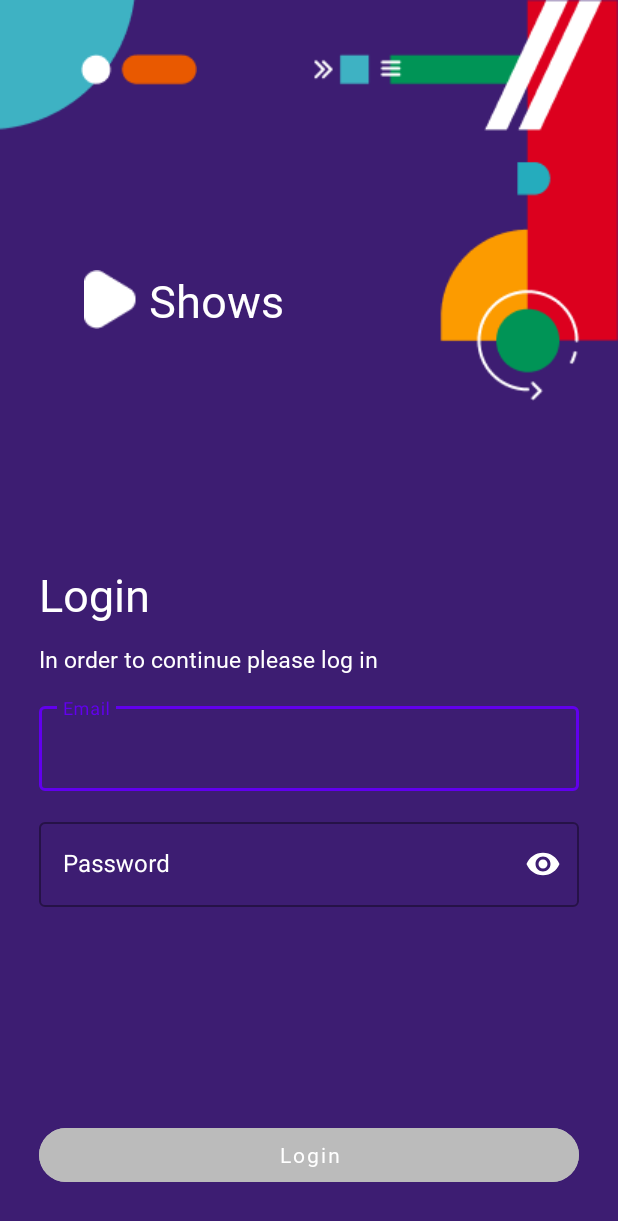
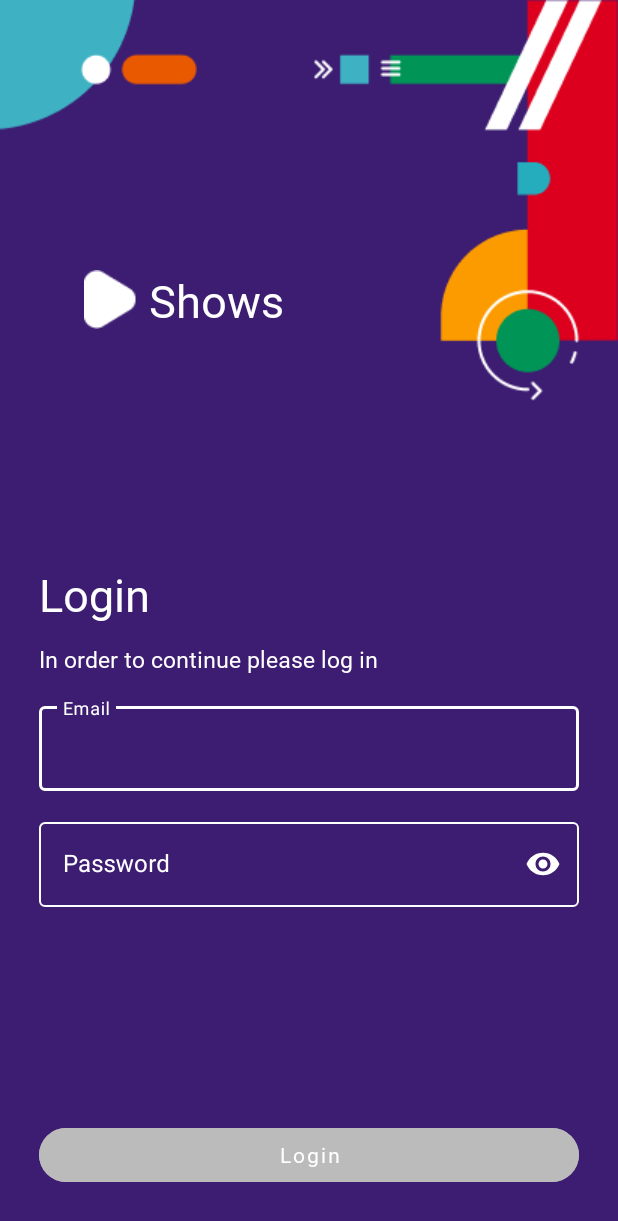
Before and after one commit to matic-toni/isa-shows-app-matic-toni, an Android app: the screen it shows after launch (LoginActivity), on a phone screen of 412 x 824 dp. Shown: the top 1221 px of the screen. Run offline under Robolectric (Android 15) with nearby library versions, the phone set to English and light mode, and no system bars.

Commit message:
Added constant for minimal password length, added color to text box, renamed object

```diff
--- a/app/src/main/java/com/example/shows_tonimatic/LoginActivity.kt
+++ b/app/src/main/java/com/example/shows_tonimatic/LoginActivity.kt
@@ -9,6 +9,10 @@ import com.example.shows_tonimatic.databinding.ActivityLoginBinding
 import com.google.android.material.textfield.TextInputLayout
 
 class LoginActivity : AppCompatActivity() {
+
+    companion object {
+        const val MIN_PASS_LENGTH = 6
+    }
 
     private lateinit var binding : ActivityLoginBinding
 
@@ -32,15 +36,15 @@ class LoginActivity : AppCompatActivity() {
         }
     }
 
-    private fun initEmailAndPassword(obj: TextInputLayout) {
+    private fun initEmailAndPassword(inputLayout: TextInputLayout) {
         val emailEdit = binding.emailEdit.editText
         val passwordEdit = binding.passwordEdit.editText
 
-        obj.editText?.addTextChangedListener {
+        inputLayout.editText?.addTextChangedListener {
             val email = emailEdit?.text.toString()
             val password = passwordEdit?.text.toString()
 
-            if (email.isEmpty() || password.length < 6) {
+            if (email.isEmpty() || password.length < MIN_PASS_LENGTH) {
                 binding.loginButton.isEnabled = false
                 binding.loginButton.setBackgroundColor(Color.parseColor("#BBBBBB"))
                 binding.loginButton.setTextColor(Color.WHITE)
--- /dev/null
+++ b/app/src/main/res/color/selector_input_box.xml
@@ -0,0 +1,6 @@
+<?xml version="1.0" encoding="utf-8"?>
+<selector xmlns:android="http://schemas.android.com/apk/res/android">
+    <item android:color="@color/white" android:state_focused="true" />
+    <item android:color="@color/white" android:state_hovered="true" />
+    <item android:color="@color/white" />
+</selector>
--- a/app/src/main/res/layout/activity_login.xml
+++ b/app/src/main/res/layout/activity_login.xml
@@ -81,9 +81,10 @@
         android:layout_marginStart="26dp"
         android:layout_marginEnd="26dp"
         android:layout_marginTop="15dp"
-
         android:textColorHint="@color/white"
         style="@style/Widget.MaterialComponents.TextInputLayout.OutlinedBox"
+        app:boxStrokeColor="@color/selector_input_box"
+        app:hintTextColor="@color/white"
         android:hint="Email" >
 
         <com.google.android.material.textfield.TextInputEditText
@@ -109,6 +110,8 @@
         android:textColorHint="@color/white"
         app:boxBackgroundColor="#3D1D72"
         style="@style/Widget.MaterialComponents.TextInputLayout.OutlinedBox"
+        app:boxStrokeColor="@color/selector_input_box"
+        app:hintTextColor="@color/white"
         android:hint="Password" >
 
         <com.google.android.material.textfield.TextInputEditText
```
